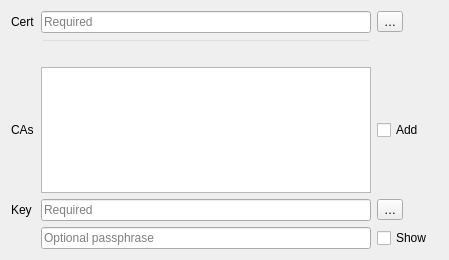
The window that src/auth/pkipaths/qgsauthpkipathsedit.ui (carsmie/QGIS) describes before a commit, drawn with Qt 5.
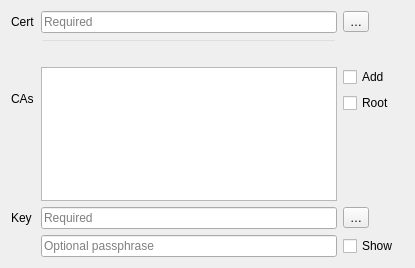
The same window after the commit.

Commit message: [auth] Add checkbox to exclud root CAs from bundles on pkipath method

What changed in the file:
```diff
--- a/src/auth/pkipaths/qgsauthpkipathsedit.ui
+++ b/src/auth/pkipaths/qgsauthpkipathsedit.ui
@@ -6,8 +6,8 @@
    <rect>
     <x>0</x>
     <y>0</y>
-    <width>449</width>
-    <height>260</height>
+    <width>415</width>
+    <height>268</height>
    </rect>
   </property>
   <layout class="QGridLayout" name="gridLayout">
@@ -51,7 +51,7 @@
      </property>
     </widget>
    </item>
-   <item row="2" column="1">
+   <item row="2" column="1" rowspan="2">
     <widget class="QTreeWidget" name="twCas">
      <property name="editTriggers">
       <set>QAbstractItemView::NoEditTriggers</set>
@@ -75,17 +75,7 @@
      </column>
     </widget>
    </item>
-   <item row="2" column="2" colspan="2">
-    <widget class="QCheckBox" name="cbAddCas">
-     <property name="toolTip">
-      <string>Add bundle CAs to the connection</string>
-     </property>
-     <property name="text">
-      <string>Add</string>
-     </property>
-    </widget>
-   </item>
-   <item row="3" column="0">
+   <item row="4" column="0">
     <widget class="QLabel" name="lblPkiPathsKey">
      <property name="sizePolicy">
       <sizepolicy hsizetype="Maximum" vsizetype="Preferred">
@@ -98,17 +88,17 @@
      </property>
     </widget>
    </item>
-   <item row="3" column="1">
-    <widget class="QLineEdit" name="lePkiPathsKey">
-     <property name="readOnly">
-      <bool>true</bool>
-     </property>
-     <property name="placeholderText">
-      <string>Required</string>
-     </property>
-    </widget>
-   </item>
    <item row="4" column="1">
+    <widget class="QLineEdit" name="lePkiPathsKey">
+     <property name="readOnly">
+      <bool>true</bool>
+     </property>
+     <property name="placeholderText">
+      <string>Required</string>
+     </property>
+    </widget>
+   </item>
+   <item row="5" column="1">
     <widget class="QLineEdit" name="lePkiPathsKeyPass">
      <property name="echoMode">
       <enum>QLineEdit::Password</enum>
@@ -118,7 +108,7 @@
      </property>
     </widget>
    </item>
-   <item row="5" column="1" colspan="2">
+   <item row="6" column="1" colspan="3">
     <spacer name="verticalSpacer">
      <property name="orientation">
       <enum>Qt::Vertical</enum>
@@ -131,8 +121,8 @@
      </property>
     </spacer>
    </item>
-   <item row="3" column="2">
-    <widget class="QToolButton" name="btnPkiPathsKey">
+   <item row="0" column="2">
+    <widget class="QToolButton" name="btnPkiPathsCert">
      <property name="text">
       <string>…</string>
      </property>
@@ -142,6 +132,16 @@
     </widget>
    </item>
    <item row="4" column="2">
+    <widget class="QToolButton" name="btnPkiPathsKey">
+     <property name="text">
+      <string>…</string>
+     </property>
+     <property name="popupMode">
+      <enum>QToolButton::InstantPopup</enum>
+     </property>
+    </widget>
+   </item>
+   <item row="5" column="2">
     <widget class="QCheckBox" name="chkPkiPathsPassShow">
      <property name="sizePolicy">
       <sizepolicy hsizetype="Maximum" vsizetype="Fixed">
@@ -154,15 +154,42 @@
      </property>
     </widget>
    </item>
-   <item row="0" column="2">
-    <widget class="QToolButton" name="btnPkiPathsCert">
-     <property name="text">
-      <string>…</string>
-     </property>
-     <property name="popupMode">
-      <enum>QToolButton::InstantPopup</enum>
-     </property>
-    </widget>
+   <item row="2" column="2" rowspan="2">
+    <layout class="QVBoxLayout" name="verticalLayout_2">
+     <item>
+      <widget class="QCheckBox" name="cbAddCas">
+       <property name="toolTip">
+        <string>Add bundle CAs to the connection</string>
+       </property>
+       <property name="text">
+        <string>Add</string>
+       </property>
+      </widget>
+     </item>
+     <item>
+      <widget class="QCheckBox" name="cbAddRootCa">
+       <property name="toolTip">
+        <string>Add also root (self-signed) CA</string>
+       </property>
+       <property name="text">
+        <string>Root</string>
+       </property>
+      </widget>
+     </item>
+     <item>
+      <spacer name="verticalSpacer_2">
+       <property name="orientation">
+        <enum>Qt::Vertical</enum>
+       </property>
+       <property name="sizeHint" stdset="0">
+        <size>
+         <width>20</width>
+         <height>40</height>
+        </size>
+       </property>
+      </spacer>
+     </item>
+    </layout>
    </item>
   </layout>
  </widget>
```
Left out of the diff: 12 changed lines with no effect on the pictures. The commit also changes 2 other files.
